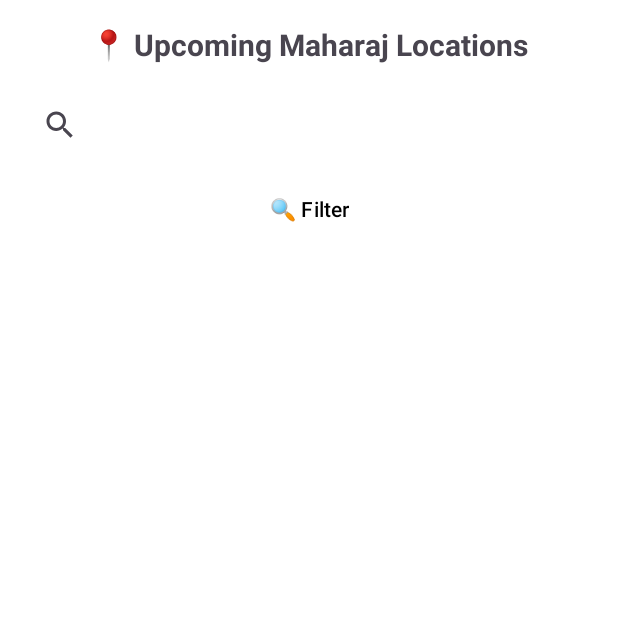
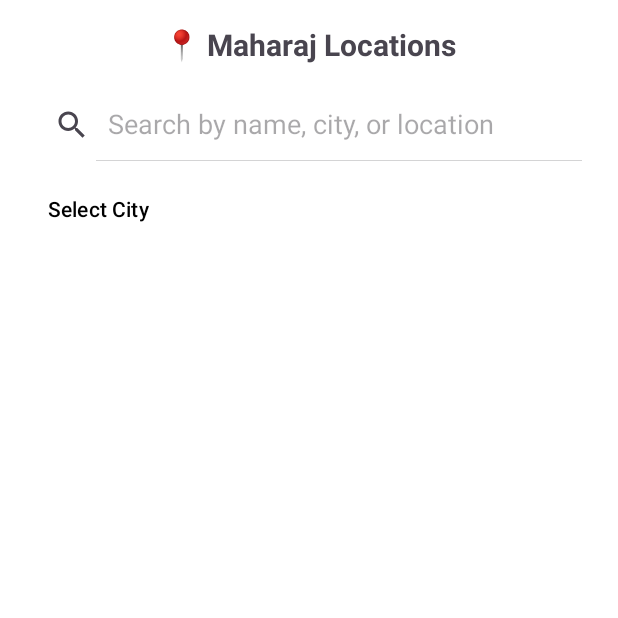
Before and after one commit to suhaniranka006/JainConnect_AndroidApp, an Android app: the MaharajLocationActivity screen opened directly, with no data from a screen before it, on a phone screen of 412 x 824 dp, the top half of it. Run offline under Robolectric (Android 15) with nearby library versions, the light colour scheme and no system bars.

Commit message:
fixed ui

```diff
--- a/app/src/main/java/com/example/jainconnect/EventActivity.kt
+++ b/app/src/main/java/com/example/jainconnect/EventActivity.kt
@@ -54,7 +54,7 @@ class EventActivity : AppCompatActivity() {
         )
 
         val stateButton = findViewById<Button>(R.id.buttonStateFilter)
-        stateButton.text = "All" // Default
+        stateButton.text = "All States" // Default
 
         stateButton.setOnClickListener {
             val builder = AlertDialog.Builder(this)
--- a/app/src/main/java/com/example/jainconnect/EventAdapter.kt
+++ b/app/src/main/java/com/example/jainconnect/EventAdapter.kt
@@ -21,7 +21,9 @@ class EventAdapter(
     class EventViewHolder(itemView: View) : RecyclerView.ViewHolder(itemView) {
         val tvEventName: TextView = itemView.findViewById(R.id.tvEventName)
         val tvEventDateTime: TextView = itemView.findViewById(R.id.tvEventDateTime)
+        val tvEventTime: TextView = itemView.findViewById(R.id.tvEventTime)
         val tvEventLocation: TextView = itemView.findViewById(R.id.tvEventLocation)
+
         val tvEventDescription: TextView = itemView.findViewById(R.id.tvEventDescription)
     }
 
@@ -43,6 +45,7 @@ class EventAdapter(
         // Bind event data to views
         holder.tvEventName.text = event.name
         holder.tvEventDateTime.text = event.date
+        holder.tvEventTime.text = event.time ?: "Time not available"
         holder.tvEventLocation.text = event.location
 
         // Handle optional description
--- a/app/src/main/java/com/example/jainconnect/Maharaj.kt
+++ b/app/src/main/java/com/example/jainconnect/Maharaj.kt
@@ -9,8 +9,7 @@ data class Maharaj(
     @SerializedName("name")
     val name: String,
 
-    @SerializedName("Location") // Case-sensitive: Maps JSON "Location" (capital L)
-    val currentSthan: String,
+
 
     @SerializedName("title") // Mapping JSON "title" to sampraday
     val sampraday: String?,
--- a/app/src/main/java/com/example/jainconnect/MaharajAdapter.kt
+++ b/app/src/main/java/com/example/jainconnect/MaharajAdapter.kt
@@ -23,7 +23,7 @@ class MaharajAdapter(private var maharajList: List<Maharaj>) :
      */
     class MaharajViewHolder(itemView: View) : RecyclerView.ViewHolder(itemView) {
         val tvMaharajName: TextView = itemView.findViewById(R.id.tvMaharajName)
-        val tvMaharajSthan: TextView = itemView.findViewById(R.id.tvMaharajSthan)
+
         val tvMaharajCity: TextView = itemView.findViewById(R.id.tvMaharajCity)
         val tvMaharajDate: TextView = itemView.findViewById(R.id.tvMaharajDate)
         val tvMaharajSampraday: TextView = itemView.findViewById(R.id.tvMaharajSampraday)
@@ -48,7 +48,7 @@ class MaharajAdapter(private var maharajList: List<Maharaj>) :
 
         // Required fields
         holder.tvMaharajName.text = maharaj.name
-        holder.tvMaharajSthan.text = maharaj.currentSthan
+
 
         // Optional fields
         holder.tvMaharajCity.apply {
--- a/app/src/main/java/com/example/jainconnect/MaharajLocationActivity.kt
+++ b/app/src/main/java/com/example/jainconnect/MaharajLocationActivity.kt
@@ -1,13 +1,19 @@
 package com.example.jainconnect
 
+import android.app.DatePickerDialog
 import android.os.Bundle
 import android.widget.Button
+import android.widget.EditText
 import android.widget.SearchView
+import android.widget.Toast
 import androidx.appcompat.app.AlertDialog
 import androidx.appcompat.app.AppCompatActivity
 import androidx.lifecycle.ViewModelProvider
 import androidx.recyclerview.widget.LinearLayoutManager
 import androidx.recyclerview.widget.RecyclerView
+import java.text.SimpleDateFormat
+import java.util.Calendar
+import java.util.Locale
 
 /**
  * Activity to display Maharaj locations in a RecyclerView.
@@ -15,81 +21,81 @@ import androidx.recyclerview.widget.RecyclerView
  */
 class MaharajLocationActivity : AppCompatActivity() {
 
+
     private lateinit var viewModel: JainViewModel
     private lateinit var maharajAdapter: MaharajAdapter
     private lateinit var recyclerViewMaharaj: RecyclerView
-    private lateinit var searchView: SearchView
-    private lateinit var filterButton: Button
+    private lateinit var buttonSelectCity: Button
+    private lateinit var buttonSelectDate: Button
+
+    private var selectedCity: String? = null
+    private var selectedDate: String? = null
 
     override fun onCreate(savedInstanceState: Bundle?) {
         super.onCreate(savedInstanceState)
         setContentView(R.layout.activity_maharaj_location)
 
-        // ------------------- View Bindings -------------------
         recyclerViewMaharaj = findViewById(R.id.recyclerViewMaharaj)
-        searchView = findViewById(R.id.searchViewMaharaj)
-        filterButton = findViewById(R.id.buttonFilterMaharaj)
+        buttonSelectCity = findViewById(R.id.buttonSelectCity)
+        // buttonSelectDate = findViewById(R.id.buttonSelectDate)
 
-        // ------------------- RecyclerView Setup -------------------
         recyclerViewMaharaj.layoutManager = LinearLayoutManager(this)
-        maharajAdapter = MaharajAdapter(emptyList()) // start with empty list
+        maharajAdapter = MaharajAdapter(emptyList())
         recyclerViewMaharaj.adapter = maharajAdapter
 
-        // ------------------- ViewModel Setup -------------------
         viewModel = ViewModelProvider(this)[JainViewModel::class.java]
 
-        // ------------------- Observe LiveData -------------------
-        viewModel.filteredMaharaj.observe(this) { filteredList ->
-            // Update RecyclerView whenever filtered list changes
-            maharajAdapter.updateData(filteredList ?: emptyList())
+        viewModel.filteredMaharaj.observe(this) {
+            maharajAdapter.updateData(it ?: emptyList())
         }
 
-        // ------------------- Fetch Initial Data -------------------
         viewModel.fetchMaharaj()
 
-        // ------------------- Search Filter -------------------
+        // Search functionality
+        val searchView: SearchView = findViewById(R.id.searchViewMaharaj)
         searchView.setOnQueryTextListener(object : SearchView.OnQueryTextListener {
             override fun onQueryTextSubmit(query: String?) = true
 
             override fun onQueryTextChange(newText: String?): Boolean {
-                viewModel.filterMaharajByQuery(newText.orEmpty())
+                viewModel.filterBySearch(newText.orEmpty())
                 return true
             }
         })
 
-        // ------------------- Filter Button -------------------
-        filterButton.setOnClickListener {
-            val options = arrayOf("Upcoming Dates", "Filter by City", "Show All")
+
+        buttonSelectCity.setOnClickListener {
+            val cities = arrayOf(
+                "Mumbai",
+                "Delhi",
+                "Bangalore",
+                "Pune",
+                "Chennai",
+                "Hyderabad",
+                "Kolkata",
+                "Jaipur",
+                "Lucknow",
+                "Ahmedabad"
+            )
             AlertDialog.Builder(this)
-                .setTitle("Filter Maharaj Data")
-                .setItems(options) { _, which ->
-                    when (which) {
-                        0 -> viewModel.filterUpcomingMaharaj() // Show Maharaj with future dates
-                        1 -> showCityFilterDialog()            // Filter by City
-                        2 -> viewModel.resetMaharajFilter()    // Show all Maharaj
-                    }
+                .setTitle("Select City")
+                .setItems(cities) { _, index ->
+                    selectedCity = cities[index]
+                    buttonSelectCity.text = "🏙️ $selectedCity"
+                    applyFilters() // <-- filter applied here
                 }
                 .show()
         }
+
+
+
     }
 
-    /**
-     * Shows a dialog with unique cities from the Maharaj list for filtering.
-     */
-    private fun showCityFilterDialog() {
-        val currentList = viewModel.maharajList.value ?: return
-
-        // Get unique non-null cities, sorted alphabetically
-        val cities = currentList.map { it.city }.filterNotNull().toSet().sorted().toTypedArray()
-
-        if (cities.isNotEmpty()) {
-            AlertDialog.Builder(this)
-                .setTitle("Select City")
-                .setItems(cities) { _, index ->
-                    // Filter Maharaj by selected city
-                    viewModel.filterMaharajByCity(cities[index])
-                }
-                .show()
+    private fun applyFilters() {
+        if (selectedCity != null) {
+            viewModel.filterByCity(selectedCity!!)
+        } else {
+            viewModel.resetFilters()
         }
     }
+
 }
--- a/app/src/main/res/layout/activity_events.xml
+++ b/app/src/main/res/layout/activity_events.xml
@@ -50,7 +50,7 @@
             android:layout_width="0dp"
             android:layout_weight="1"
             android:layout_height="wrap_content"
-            android:text="All"
+            android:text="All Events"
             android:layout_marginEnd="8dp" />
 
         <Button
@@ -58,7 +58,7 @@
             android:layout_width="0dp"
             android:layout_weight="1"
             android:layout_height="wrap_content"
-            android:text="Upcoming" />
+            android:text="Upcoming Events" />
 
         <Button
             android:id="@+id/buttonStateFilter"
--- a/app/src/main/res/layout/activity_maharaj_location.xml
+++ b/app/src/main/res/layout/activity_maharaj_location.xml
@@ -1,54 +1,49 @@
-<?xml version="1.0" encoding="utf-8"?>
 <androidx.constraintlayout.widget.ConstraintLayout
     xmlns:android="http://schemas.android.com/apk/res/android"
     xmlns:app="http://schemas.android.com/apk/res-auto"
-    xmlns:tools="http://schemas.android.com/tools"
     android:layout_width="match_parent"
-    android:layout_height="match_parent"
-    tools:context=".MaharajLocationActivity">
+    android:layout_height="match_parent">
 
     <TextView
-        android:id="@+id/textViewTithiTitle"
+        android:id="@+id/textViewTitle"
         android:layout_width="wrap_content"
         android:layout_height="wrap_content"
-        android:text="📍 Upcoming Maharaj Locations"
+        android:text="📍 Maharaj Locations"
         android:textSize="20sp"
         android:textStyle="bold"
-        android:padding="16dp"
         app:layout_constraintTop_toTopOf="parent"
         app:layout_constraintStart_toStartOf="parent"
-        app:layout_constraintEnd_toEndOf="parent" />
+        app:layout_constraintEnd_toEndOf="parent"
+        android:padding="16dp"/>
 
     <SearchView
         android:id="@+id/searchViewMaharaj"
         android:layout_width="0dp"
         android:layout_height="wrap_content"
-        android:queryHint="Search name, city or location"
-        app:layout_constraintTop_toBottomOf="@id/textViewTithiTitle"
+        android:queryHint="Search by name, city, or location"
+        app:layout_constraintTop_toBottomOf="@id/textViewTitle"
         app:layout_constraintStart_toStartOf="parent"
         app:layout_constraintEnd_toEndOf="parent"
-        android:layout_marginHorizontal="16dp" />
+        android:layout_marginHorizontal="16dp"
+        android:iconifiedByDefault="false"/>
 
     <Button
-        android:id="@+id/buttonFilterMaharaj"
-        android:layout_width="wrap_content"
+        android:id="@+id/buttonSelectCity"
+        android:layout_width="0dp"
         android:layout_height="wrap_content"
-        android:text="🔍 Filter"
+        android:text="Select City"
         app:layout_constraintTop_toBottomOf="@id/searchViewMaharaj"
         app:layout_constraintStart_toStartOf="parent"
-        app:layout_constraintEnd_toEndOf="parent"
-        android:layout_marginTop="8dp" />
+        android:layout_margin="8dp"/>
+
 
     <androidx.recyclerview.widget.RecyclerView
         android:id="@+id/recyclerViewMaharaj"
         android:layout_width="0dp"
         android:layout_height="0dp"
-        android:contentDescription="Maharaj location list"
-        app:layout_constraintTop_toBottomOf="@id/buttonFilterMaharaj"
+        app:layout_constraintTop_toBottomOf="@id/buttonSelectCity"
         app:layout_constraintBottom_toBottomOf="parent"
         app:layout_constraintStart_toStartOf="parent"
         app:layout_constraintEnd_toEndOf="parent"
-        android:layout_marginTop="8dp"
-        android:padding="8dp" />
-
+        android:padding="8dp"/>
 </androidx.constraintlayout.widget.ConstraintLayout>
```
Also changed, not shown: app/src/main/java/com/example/jainconnect/JainViewModel.kt (+94 -34 lines), app/src/main/res/layout/item_event.xml (+11 -0 lines), app/src/main/res/layout/item_maharaj.xml (+0 -9 lines).
